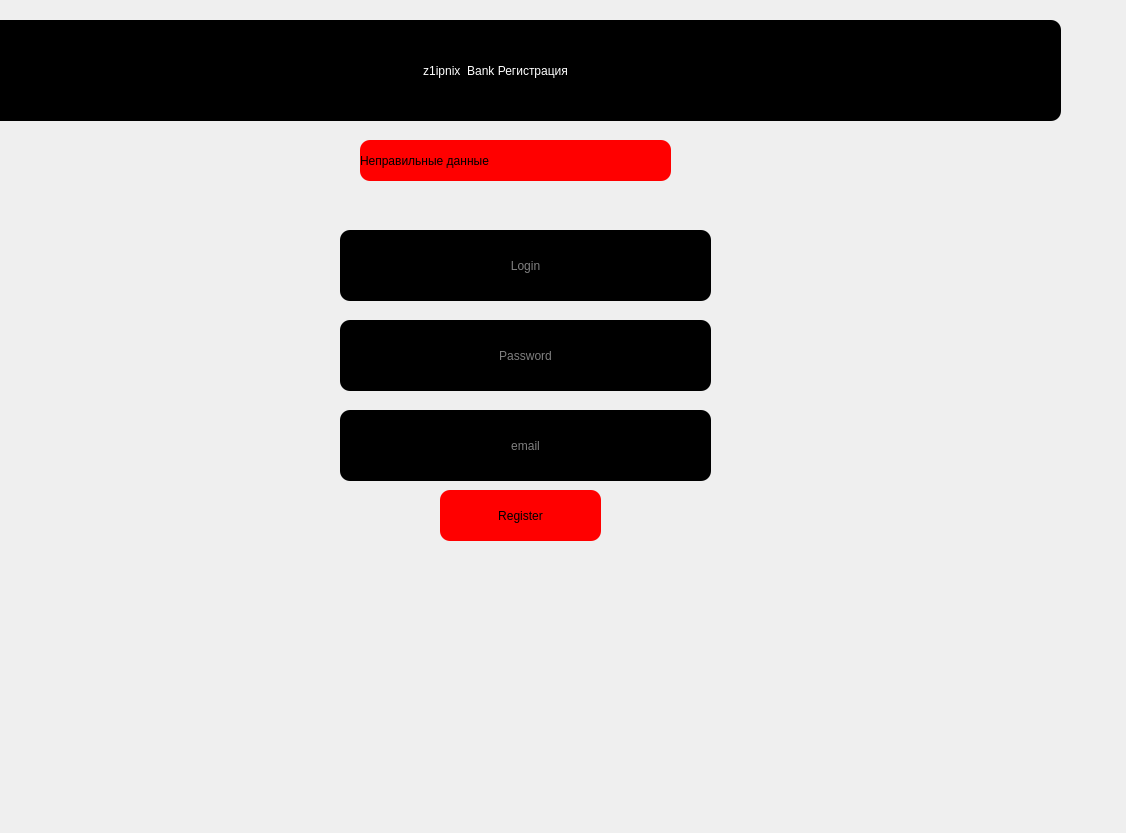
Old version of the form signup.ui in the repository samatov914/back-3-month-8-hw.
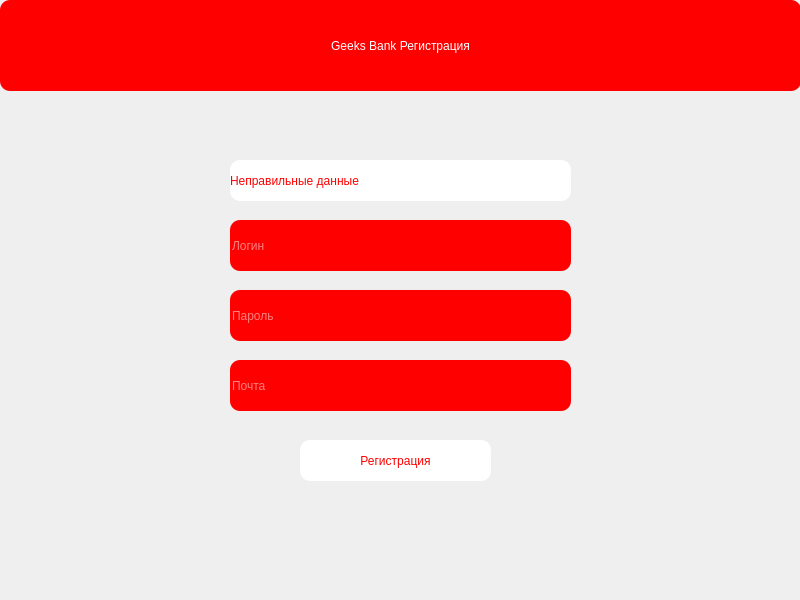
New version of the form.

Patch:
```diff
--- a/signup.ui
+++ b/signup.ui
@@ -6,8 +6,8 @@
    <rect>
     <x>0</x>
     <y>0</y>
-    <width>1126</width>
-    <height>833</height>
+    <width>800</width>
+    <height>600</height>
    </rect>
   </property>
   <property name="windowTitle">
@@ -16,142 +16,118 @@
   <widget class="QLabel" name="label_2">
    <property name="geometry">
     <rect>
-     <x>-70</x>
-     <y>20</y>
-     <width>1131</width>
-     <height>101</height>
+     <x>0</x>
+     <y>0</y>
+     <width>801</width>
+     <height>91</height>
     </rect>
    </property>
    <property name="styleSheet">
-    <string notr="true">color: white;
-font: 26pt &quot;MS Shell Dlg 2&quot;;
-background-color: black;
+    <string notr="true">font: 17pt &quot;Yu Gothic UI Semibold&quot;;
+color: white;
+background-color: red;
 border-radius: 10px;</string>
    </property>
    <property name="text">
-    <string>z1ipnix  Bank Регистрация</string>
+    <string>Geeks Bank Регистрация</string>
    </property>
    <property name="alignment">
     <set>Qt::AlignCenter</set>
    </property>
   </widget>
-  <widget class="QLabel" name="error">
-   <property name="geometry">
-    <rect>
-     <x>360</x>
-     <y>140</y>
-     <width>311</width>
-     <height>41</height>
-    </rect>
-   </property>
-   <property name="styleSheet">
-    <string notr="true">color: black;
-font: 12pt &quot;MS Shell Dlg 2&quot;;
-background-color: red;
-border-radius: 10px;</string>
-   </property>
-   <property name="text">
-    <string>Неправильные данные</string>
-   </property>
-  </widget>
   <widget class="QLineEdit" name="login">
    <property name="geometry">
     <rect>
-     <x>340</x>
-     <y>230</y>
-     <width>371</width>
-     <height>71</height>
+     <x>230</x>
+     <y>220</y>
+     <width>341</width>
+     <height>51</height>
     </rect>
    </property>
    <property name="styleSheet">
-    <string notr="true">color: white;
-background-color: black;
-border-radius: 10px;
-font: 18pt &quot;MS Shell Dlg 2&quot;;</string>
-   </property>
-   <property name="text">
-    <string/>
-   </property>
-   <property name="alignment">
-    <set>Qt::AlignCenter</set>
+    <string notr="true">font: 14pt &quot;Yu Gothic UI Semibold&quot;;
+color: white;
+background-color: red;
+border-radius: 10px;</string>
    </property>
    <property name="placeholderText">
-    <string>Login</string>
-   </property>
-   <property name="clearButtonEnabled">
-    <bool>false</bool>
+    <string>Логин</string>
    </property>
   </widget>
   <widget class="QLineEdit" name="password">
    <property name="geometry">
     <rect>
-     <x>340</x>
-     <y>320</y>
-     <width>371</width>
-     <height>71</height>
-    </rect>
-   </property>
-   <property name="styleSheet">
-    <string notr="true">color: white;
-background-color: black;
-border-radius: 10px;
-font: 18pt &quot;MS Shell Dlg 2&quot;;</string>
-   </property>
-   <property name="text">
-    <string/>
-   </property>
-   <property name="alignment">
-    <set>Qt::AlignCenter</set>
-   </property>
-   <property name="placeholderText">
-    <string>Password</string>
-   </property>
-  </widget>
-  <widget class="QPushButton" name="signup">
-   <property name="geometry">
-    <rect>
-     <x>440</x>
-     <y>490</y>
-     <width>161</width>
+     <x>230</x>
+     <y>290</y>
+     <width>341</width>
      <height>51</height>
     </rect>
    </property>
    <property name="styleSheet">
-    <string notr="true">color: black;
+    <string notr="true">font: 14pt &quot;Yu Gothic UI Semibold&quot;;
+color: white;
 background-color: red;
-border-radius: 10px;
-font: 14pt &quot;MS Shell Dlg 2&quot;;</string>
+border-radius: 10px;</string>
    </property>
-   <property name="text">
-    <string>Register</string>
+   <property name="placeholderText">
+    <string>Пароль</string>
    </property>
   </widget>
   <widget class="QLineEdit" name="email">
    <property name="geometry">
     <rect>
-     <x>340</x>
-     <y>410</y>
-     <width>371</width>
-     <height>71</height>
+     <x>230</x>
+     <y>360</y>
+     <width>341</width>
+     <height>51</height>
     </rect>
    </property>
    <property name="styleSheet">
-    <string notr="true">color: white;
-background-color: black;
-border-radius: 10px;
-font: 18pt &quot;MS Shell Dlg 2&quot;;</string>
-   </property>
-   <property name="text">
-    <string/>
-   </property>
-   <property name="alignment">
-    <set>Qt::AlignCenter</set>
+    <string notr="true">font: 14pt &quot;Yu Gothic UI Semibold&quot;;
+color: white;
+background-color: red;
+border-radius: 10px;</string>
    </property>
    <property name="placeholderText">
-    <string>email</string>
+    <string>Почта</string>
    </property>
-   <property name="clearButtonEnabled">
-    <bool>false</bool>
+  </widget>
+  <widget class="QPushButton" name="signup">
+   <property name="geometry">
+    <rect>
+     <x>300</x>
+     <y>440</y>
+     <width>191</width>
+     <height>41</height>
+    </rect>
+   </property>
+   <property name="styleSheet">
+    <string notr="true">font: 17pt &quot;Yu Gothic UI Semibold&quot;;
+color: red;
+background-color: white;
+border-radius: 10px;</string>
+   </property>
+   <property name="text">
+    <string>Регистрация</string>
+   </property>
+  </widget>
+  <widget class="QLabel" name="error">
+   <property name="geometry">
+    <rect>
+     <x>230</x>
+     <y>160</y>
+     <width>341</width>
+     <height>41</height>
+    </rect>
+   </property>
+   <property name="styleSheet">
+    <string notr="true">font: 17pt &quot;Yu Gothic UI Semibold&quot;;
+color: red;
+background-color: white;
+border-radius: 10px;</string>
+   </property>
+   <property name="text">
+    <string>Неправильные данные</string>
    </property>
   </widget>
  </widget>
```
Left out of the diff: 4 changed lines with no effect on the pictures.
